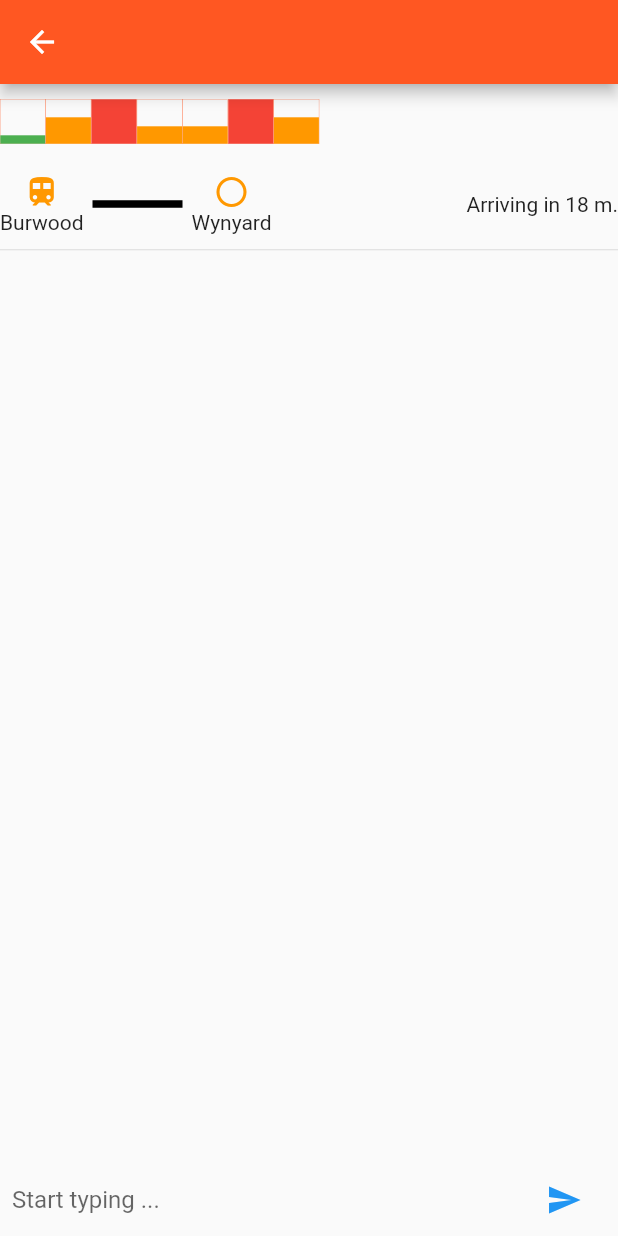
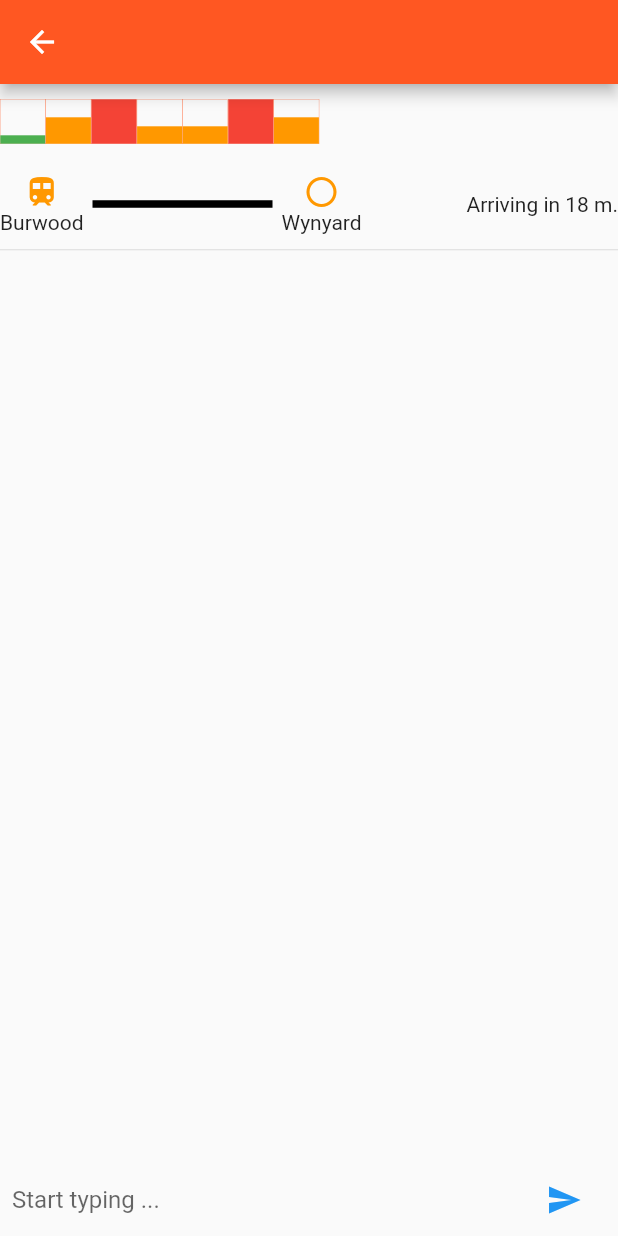
Before and after one commit to TheCodefatherPartII/TrainMate, a Flutter app: the ChatPage screen opened directly with empty values, on a phone screen of 412 x 824 dp. Run offline on Flutter 3.47's test engine with Material 2 defaults, Android fonts, the phone set to English and light mode, and no system bars; our stand-ins replace flutter_svg, shimmer; missing offline and left inert: code_input; generated files the repository leaves out were written again.

Commit message:
Lengthened the line

```diff
--- a/trainmate/lib/screens/timeline.dart
+++ b/trainmate/lib/screens/timeline.dart
@@ -37,7 +37,7 @@ class Timeline extends StatelessWidget {
     return Container(
       color: Colors.black,
       height: 5.0,
-      width: 60.0,
+      width: 120.0,
     );
   }
 }
```
